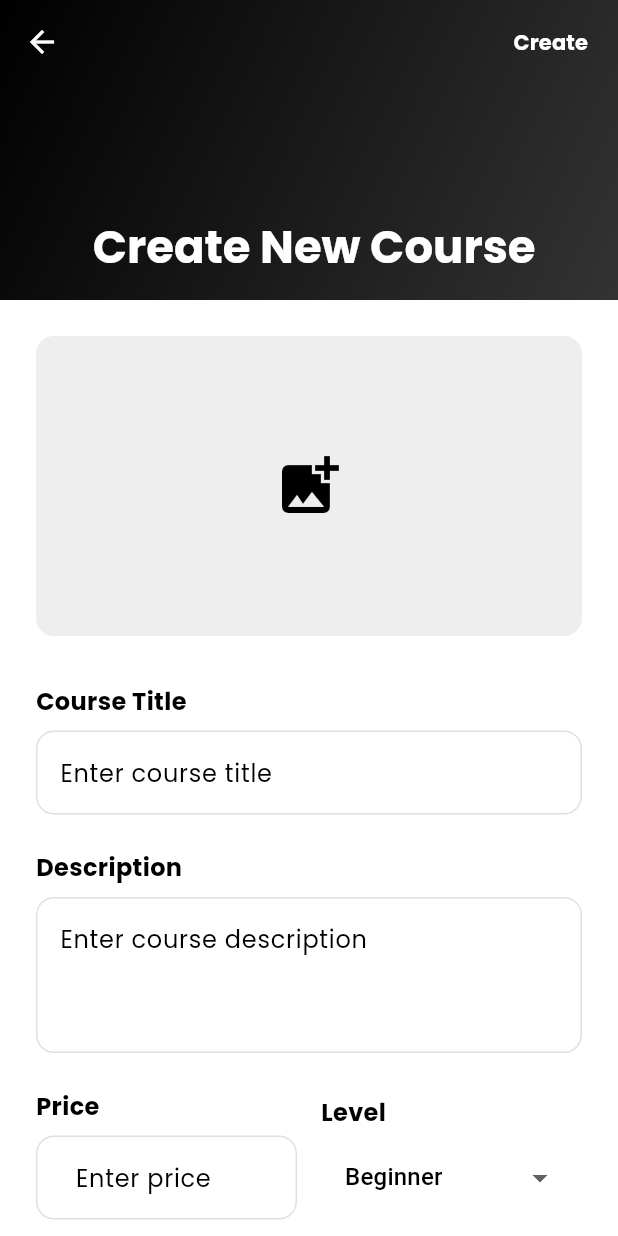
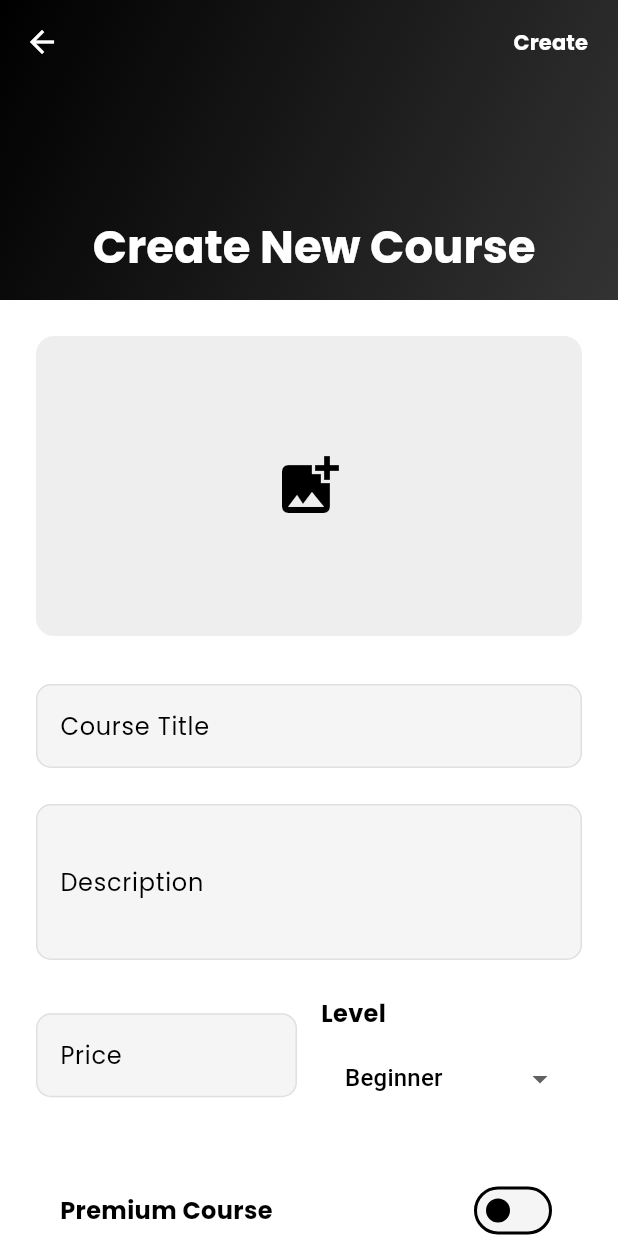
Before and after one commit to Edil-Ayehu/e_learning_app, a Flutter app: the CreateCourseScreen screen opened by its route, on a phone screen of 412 x 824 dp. Run offline on Flutter 3.47's test engine with Material 3 defaults, Android fonts, the phone set to English and light mode, and no system bars; our stand-ins replace cached_network_image, chewie, cloud_firestore, equatable, firebase_core, fl_chart and 8 more; accounts and stored records are empty.

Commit message:
create course screen

```diff
--- a/lib/routes/app_routes.dart
+++ b/lib/routes/app_routes.dart
@@ -20,7 +20,7 @@ import 'package:e_learning_app/views/settings/privacy_&_terms_conditions/privacy
 import 'package:e_learning_app/views/settings/settings/settings_screen.dart';
 import 'package:e_learning_app/views/settings/privacy_&_terms_conditions/terms_conditions_screen.dart';
 import 'package:e_learning_app/views/splash/splash_screen.dart';
-import 'package:e_learning_app/views/teacher/create_course_screen.dart';
+import 'package:e_learning_app/views/teacher/create_course/create_course_screen.dart';
 import 'package:e_learning_app/views/teacher/my_courses/my_courses_screen.dart';
 import 'package:e_learning_app/views/teacher/student_progress/student_progress_screen.dart';
 import 'package:e_learning_app/views/teacher/teacher_analytics_screen.dart';
--- a/lib/routes/route_pages.dart
+++ b/lib/routes/route_pages.dart
@@ -24,7 +24,7 @@ import 'package:e_learning_app/views/settings/privacy_&_terms_conditions/privacy
 import 'package:e_learning_app/views/settings/settings/settings_screen.dart';
 import 'package:e_learning_app/views/settings/privacy_&_terms_conditions/terms_conditions_screen.dart';
 import 'package:e_learning_app/views/splash/splash_screen.dart';
-import 'package:e_learning_app/views/teacher/create_course_screen.dart';
+import 'package:e_learning_app/views/teacher/create_course/create_course_screen.dart';
 import 'package:e_learning_app/views/teacher/my_courses/my_courses_screen.dart';
 import 'package:e_learning_app/views/teacher/student_progress/student_progress_screen.dart';
 import 'package:e_learning_app/views/teacher/teacher_analytics_screen.dart';
--- a/lib/views/teacher/create_course_screen.dart
+++ b/lib/views/teacher/create_course/create_course_screen.dart
@@ -1,3 +1,5 @@
+import 'package:e_learning_app/views/teacher/create_course/widgets/create_course_app_bar.dart';
+import 'package:e_learning_app/views/widgets/common/custom_textfield.dart';
 import 'package:flutter/material.dart';
 import 'package:e_learning_app/core/theme/app_colors.dart';
 import 'package:get/get.dart';
@@ -23,52 +25,7 @@ class _CreateCourseScreenState extends State<CreateCourseScreen> {
       body: CustomScrollView(
         physics: const BouncingScrollPhysics(),
         slivers: [
-          SliverAppBar(
-            expandedHeight: 200,
-            collapsedHeight: kToolbarHeight,
-            toolbarHeight: kToolbarHeight,
-            pinned: true,
-            backgroundColor: AppColors.primary,
-            leading: IconButton(
-              icon: const Icon(Icons.arrow_back, color: AppColors.accent),
-              onPressed: () => Get.back(),
-            ),
-            actions: [
-              TextButton(
-                onPressed: _submitForm,
-                child: Text(
-                  'Create',
-                  style: TextStyle(
-                    color: AppColors.accent,
-                    fontWeight: FontWeight.bold,
-                  ),
-                ),
-              ),
-              const SizedBox(width: 8),
-            ],
-            flexibleSpace: FlexibleSpaceBar(
-              titlePadding: EdgeInsets.only(
-                left: MediaQuery.of(context).size.width * 0.15,
-                bottom: 16,
-              ),
-              title: Text(
-                'Create New Course',
-                style: Theme.of(context).textTheme.headlineMedium?.copyWith(
-                  color: AppColors.accent,
-                  fontWeight: FontWeight.bold,
-                ),
-              ),
-              background: Container(
-                decoration: const BoxDecoration(
-                  gradient: LinearGradient(
-                    colors: [AppColors.primary, AppColors.primaryLight],
-                    begin: Alignment.topLeft,
-                    end: Alignment.bottomRight,
-                  ),
-                ),
-              ),
-            ),
-          ),
+          CreateCourseAppBar(onSubmit: _submitForm),
           SliverToBoxAdapter(
             child: Form(
               key: _formKey,
@@ -78,9 +35,9 @@ class _CreateCourseScreenState extends State<CreateCourseScreen> {
                   children: [
                     _buildImagePicker(),
                     const SizedBox(height: 32),
-                    _buildTextField(
-                      'Course Title',
-                      'Enter course title',
+                    CustomTextField(
+                      label: 'Course Title',
+                      hint: 'Enter course title',
                       maxLines: 1,
                       validator: (value) {
                         if (value?.isEmpty ?? true) {
@@ -90,9 +47,9 @@ class _CreateCourseScreenState extends State<CreateCourseScreen> {
                       },
                     ),
                     const SizedBox(height: 24),
-                    _buildTextField(
-                      'Description',
-                      'Enter course description',
+                    CustomTextField(
+                      label: 'Description',
+                      hint: 'Enter course description',
                       maxLines: 3,
                       validator: (value) {
                         if (value?.isEmpty ?? true) {
@@ -105,10 +62,9 @@ class _CreateCourseScreenState extends State<CreateCourseScreen> {
                     Row(
                       children: [
                         Expanded(
-                          child: _buildTextField(
-                            'Price',
-                            'Enter price',
-                            prefixText: '\$',
+                          child: CustomTextField(
+                            label: 'Price',
+                            hint: 'Enter price',
                             keyboardType: TextInputType.number,
                             validator: (value) {
                               if (value?.isEmpty ?? true) {
@@ -165,61 +121,6 @@ class _CreateCourseScreenState extends State<CreateCourseScreen> {
           },
         ),
       ),
-    );
-  }
-
-  Widget _buildTextField(
-    String label,
-    String hint, {
-    int maxLines = 1,
-    String? prefixText,
-    TextInputType? keyboardType,
-    String? Function(String?)? validator,
-  }) {
-    return Column(
-      crossAxisAlignment: CrossAxisAlignment.start,
-      children: [
-        Text(
-          label,
-          style: const TextStyle(
-            fontSize: 16,
-            fontWeight: FontWeight.bold,
-            color: AppColors.primary,
-          ),
-        ),
-        const SizedBox(height: 8),
-        TextFormField(
-          decoration: InputDecoration(
-            hintText: hint,
-            prefixText: prefixText,
-            filled: true,
-            fillColor: Colors.white,
-            border: OutlineInputBorder(
-              borderRadius: BorderRadius.circular(12),
-              borderSide: BorderSide(color: Colors.grey[300]!),
-            ),
-            enabledBorder: OutlineInputBorder(
-              borderRadius: BorderRadius.circular(12),
-              borderSide: BorderSide(color: Colors.grey[300]!),
-            ),
-            focusedBorder: OutlineInputBorder(
-              borderRadius: BorderRadius.circular(12),
-              borderSide: const BorderSide(color: AppColors.primary, width: 2),
-            ),
-            errorBorder: OutlineInputBorder(
-              borderRadius: BorderRadius.circular(12),
-              borderSide: const BorderSide(color: Colors.red, width: 2),
-            ),
-            focusedErrorBorder: OutlineInputBorder(
-              borderRadius: BorderRadius.circular(12),
-              borderSide: const BorderSide(color: Colors.red, width: 2),
-            ),
-          ),
-          maxLines: maxLines,
-          keyboardType: keyboardType,
-          validator: validator,
-        ),
-      ],
     );
   }
 
@@ -323,27 +224,21 @@ class _CreateCourseScreenState extends State<CreateCourseScreen> {
               child: Row(
                 children: [
                   Expanded(
-                    child: TextFormField(
-                      decoration: InputDecoration(
-                        hintText: 'Enter $title',
-                        filled: true,
-                        fillColor: Colors.white,
-                        border: OutlineInputBorder(
-                          borderRadius: BorderRadius.circular(12),
-                          borderSide: BorderSide(color: Colors.grey[300]!),
-                        ),
-                        enabledBorder: OutlineInputBorder(
-                          borderRadius: BorderRadius.circular(12),
-                          borderSide: BorderSide(color: Colors.grey[300]!),
-                        ),
-                        focusedBorder: OutlineInputBorder(
-                          borderRadius: BorderRadius.circular(12),
-                          borderSide: const BorderSide(
-                              color: AppColors.primary, width: 2),
+                    child: Theme(
+                      data: Theme.of(context).copyWith(
+                        inputDecorationTheme: InputDecorationTheme(
+                          hintStyle: TextStyle(
+                            color: Colors.grey[700],
+                            fontWeight: FontWeight.w500,
+                          ),
                         ),
                       ),
-                      initialValue: items[index],
-                      onChanged: (value) => items[index] = value,
+                      child: CustomTextField(
+                        label: '',
+                        hint: 'Enter $title',
+                        initialValue: items[index],
+                        onChanged: (value) => items[index] = value,
+                      ),
                     ),
                   ),
                   IconButton(
@@ -351,7 +246,9 @@ class _CreateCourseScreenState extends State<CreateCourseScreen> {
                         color: Colors.grey[600]),
                     onPressed: () {
                       setState(() {
-                        onRemove(index);
+                        if (items.length > 1) {
+                          onRemove(index);
+                        }
                       });
                     },
                   ),
--- /dev/null
+++ b/lib/views/teacher/create_course/widgets/create_course_app_bar.dart
@@ -0,0 +1,62 @@
+import 'package:flutter/material.dart';
+import 'package:e_learning_app/core/theme/app_colors.dart';
+import 'package:get/get.dart';
+
+class CreateCourseAppBar extends StatelessWidget {
+  final VoidCallback onSubmit;
+
+  const CreateCourseAppBar({
+    super.key,
+    required this.onSubmit,
+  });
+
+  @override
+  Widget build(BuildContext context) {
+    return SliverAppBar(
+      expandedHeight: 200,
+      collapsedHeight: kToolbarHeight,
+      toolbarHeight: kToolbarHeight,
+      pinned: true,
+      backgroundColor: AppColors.primary,
+      leading: IconButton(
+        icon: const Icon(Icons.arrow_back, color: AppColors.accent),
+        onPressed: () => Get.back(),
+      ),
+      actions: [
+        TextButton(
+          onPressed: onSubmit,
+          child: const Text(
+            'Create',
+            style: TextStyle(
+              color: AppColors.accent,
+              fontWeight: FontWeight.bold,
+            ),
+          ),
+        ),
+        const SizedBox(width: 8),
+      ],
+      flexibleSpace: FlexibleSpaceBar(
+        titlePadding: EdgeInsets.only(
+          left: MediaQuery.of(context).size.width * 0.15,
+          bottom: 16,
+        ),
+        title: Text(
+          'Create New Course',
+          style: Theme.of(context).textTheme.headlineMedium?.copyWith(
+            color: AppColors.accent,
+            fontWeight: FontWeight.bold,
+          ),
+        ),
+        background: Container(
+          decoration: const BoxDecoration(
+            gradient: LinearGradient(
+              colors: [AppColors.primary, AppColors.primaryLight],
+              begin: Alignment.topLeft,
+              end: Alignment.bottomRight,
+            ),
+          ),
+        ),
+      ),
+    );
+  }
+}
```
